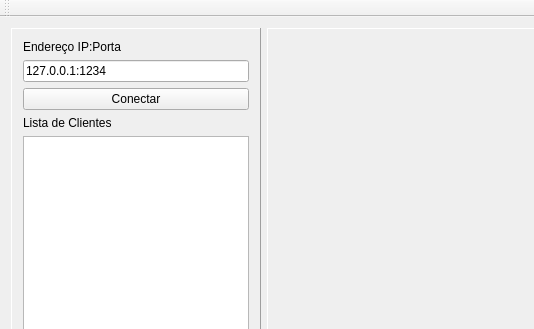
This is QTDataPlotter/mainwindow.ui in DenisMedeiros/DCA0201QTProject as Qt 5 draws it before an edit; both pictures show x 0 to 534 and y 0 to 329 of the 654 by 417 pixel window. The edited form follows.
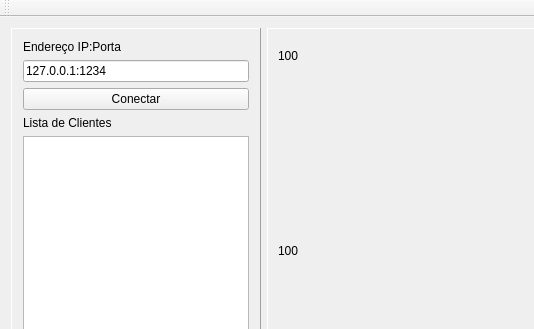
This is the edited form. Custom widgets are drawn as their Qt base class.

The edit to the form file:
```diff
--- a/QTDataPlotter/mainwindow.ui
+++ b/QTDataPlotter/mainwindow.ui
@@ -95,6 +95,104 @@
         <property name="frameShadow">
          <enum>QFrame::Raised</enum>
         </property>
+        <widget class="QWidget" name="">
+         <property name="geometry">
+          <rect>
+           <x>10</x>
+           <y>250</y>
+           <width>351</width>
+           <height>22</height>
+          </rect>
+         </property>
+         <layout class="QHBoxLayout" name="horizontalLayout_3" stretch="10,20,50,20">
+          <item>
+           <spacer name="horizontalSpacer_2">
+            <property name="orientation">
+             <enum>Qt::Horizontal</enum>
+            </property>
+            <property name="sizeHint" stdset="0">
+             <size>
+              <width>40</width>
+              <height>20</height>
+             </size>
+            </property>
+           </spacer>
+          </item>
+          <item>
+           <widget class="QLabel" name="label_3">
+            <property name="text">
+             <string>inicio</string>
+            </property>
+           </widget>
+          </item>
+          <item>
+           <spacer name="horizontalSpacer">
+            <property name="orientation">
+             <enum>Qt::Horizontal</enum>
+            </property>
+            <property name="sizeHint" stdset="0">
+             <size>
+              <width>40</width>
+              <height>20</height>
+             </size>
+            </property>
+           </spacer>
+          </item>
+          <item>
+           <widget class="QLabel" name="label_4">
+            <property name="text">
+             <string>fim</string>
+            </property>
+           </widget>
+          </item>
+         </layout>
+        </widget>
+        <widget class="QWidget" name="">
+         <property name="geometry">
+          <rect>
+           <x>0</x>
+           <y>10</y>
+           <width>361</width>
+           <height>231</height>
+          </rect>
+         </property>
+         <layout class="QHBoxLayout" name="horizontalLayout_4" stretch="10,90">
+          <item>
+           <layout class="QVBoxLayout" name="verticalLayout_4">
+            <item>
+             <widget class="QLabel" name="label_5">
+              <property name="text">
+               <string>100</string>
+              </property>
+             </widget>
+            </item>
+            <item>
+             <spacer name="verticalSpacer">
+              <property name="orientation">
+               <enum>Qt::Vertical</enum>
+              </property>
+              <property name="sizeHint" stdset="0">
+               <size>
+                <width>20</width>
+                <height>40</height>
+               </size>
+              </property>
+             </spacer>
+            </item>
+            <item>
+             <widget class="QLabel" name="label_6">
+              <property name="text">
+               <string>100</string>
+              </property>
+             </widget>
+            </item>
+           </layout>
+          </item>
+          <item>
+           <widget class="Grafico" name="grafico" native="true"/>
+          </item>
+         </layout>
+        </widget>
        </widget>
       </item>
      </layout>
@@ -122,6 +220,14 @@
   <widget class="QStatusBar" name="statusBar"/>
  </widget>
  <layoutdefault spacing="6" margin="11"/>
+ <customwidgets>
+  <customwidget>
+   <class>Grafico</class>
+   <extends>QWidget</extends>
+   <header>grafico.h</header>
+   <container>1</container>
+  </customwidget>
+ </customwidgets>
  <resources/>
  <connections/>
  <slots>
```
